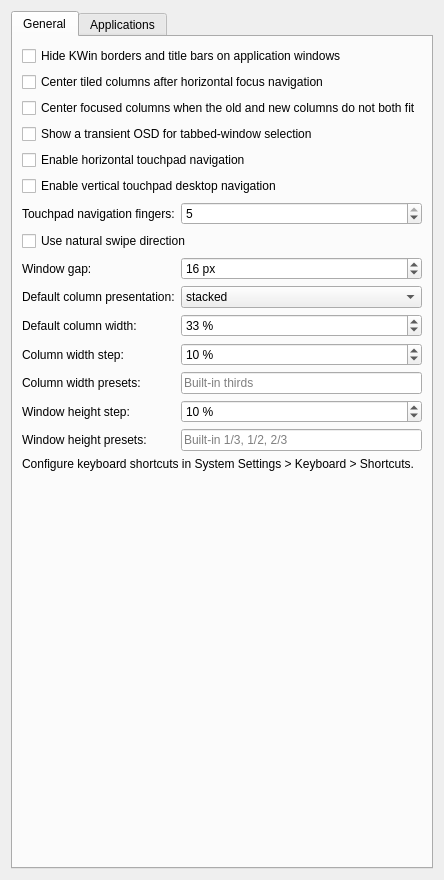
kontonkara/driftile, file packaging/kwin-script/contents/ui/config.ui: the form before one commit.
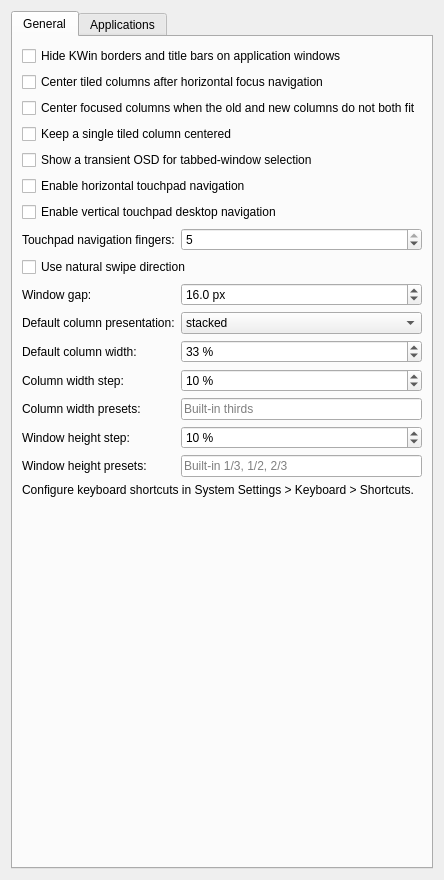
The form after the commit.

Commit message: feat(layout): center single columns and allow fractional gaps

The edit to the form file:
```diff
--- a/packaging/kwin-script/contents/ui/config.ui
+++ b/packaging/kwin-script/contents/ui/config.ui
@@ -37,6 +37,16 @@
          </property>
         </widget>
        </item>
+       <item>
+        <widget class="QCheckBox" name="kcfg_AlwaysCenterSingleColumn">
+         <property name="text">
+          <string>Keep a single tiled column centered</string>
+         </property>
+         <property name="toolTip">
+          <string>Centers the column while it is the only tiled column on the current output, desktop, and activity.</string>
+         </property>
+        </widget>
+       </item>
        <item>
         <widget class="QCheckBox" name="kcfg_ShowTabIndicator">
          <property name="text">
@@ -108,15 +118,24 @@
           </widget>
          </item>
          <item row="0" column="1">
-          <widget class="QSpinBox" name="kcfg_Gap">
+          <widget class="QDoubleSpinBox" name="kcfg_Gap">
            <property name="suffix">
             <string> px</string>
            </property>
+           <property name="decimals">
+            <number>1</number>
+           </property>
+           <property name="minimum">
+            <double>0.000000000000000</double>
+           </property>
            <property name="maximum">
-            <number>64</number>
+            <double>64.000000000000000</double>
+           </property>
+           <property name="singleStep">
+            <double>0.500000000000000</double>
            </property>
            <property name="value">
-            <number>16</number>
+            <double>16.000000000000000</double>
            </property>
           </widget>
          </item>
```
The commit also changes 15 other files.
